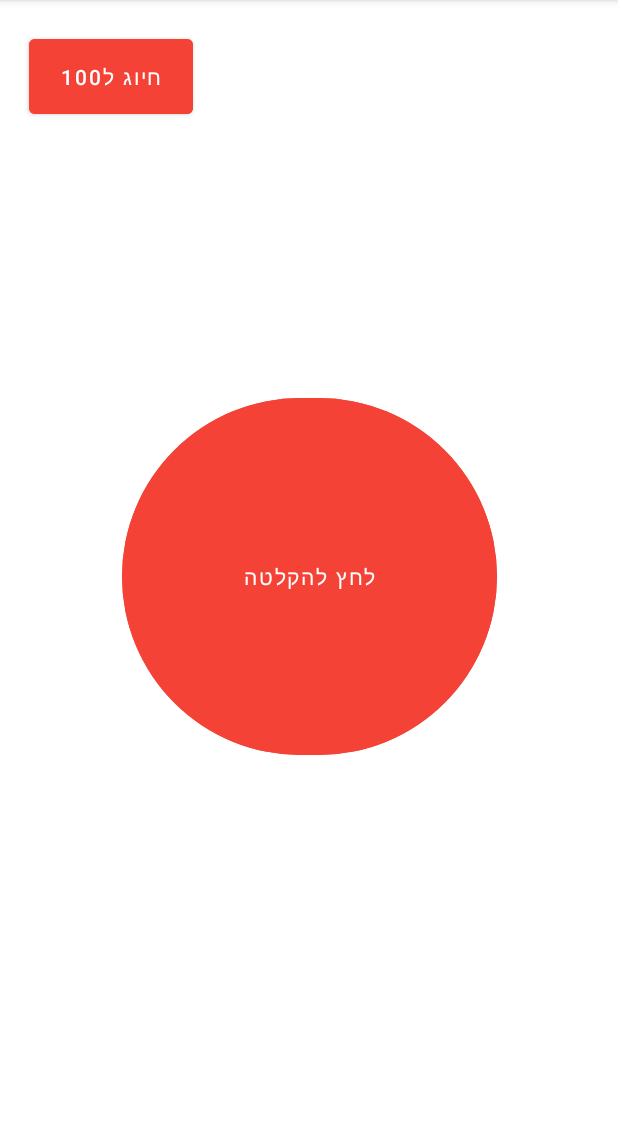
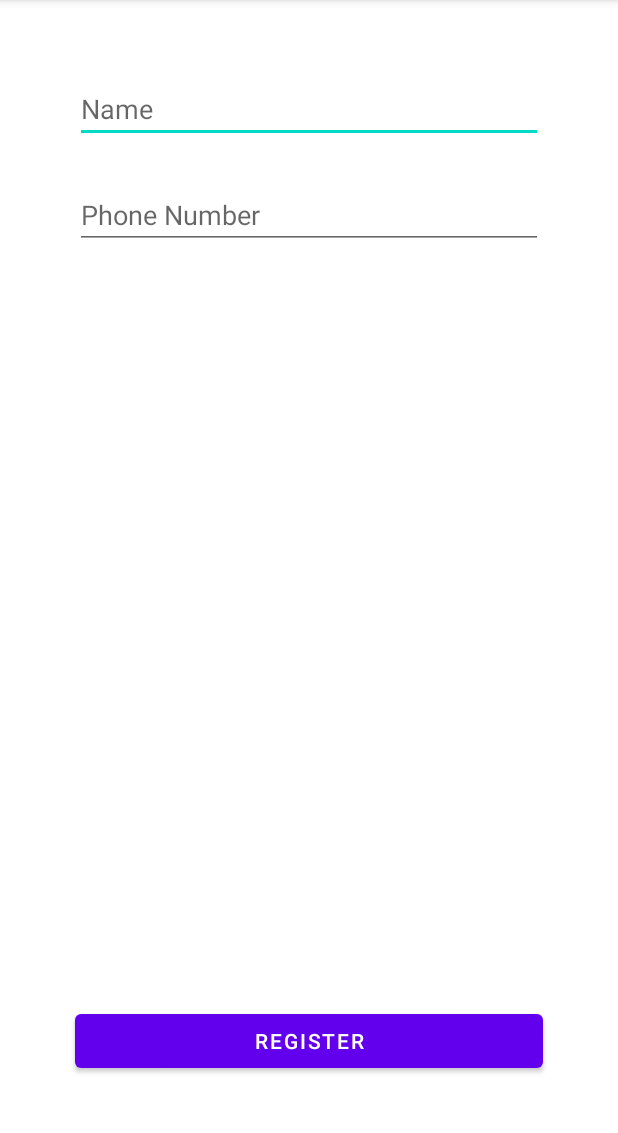
Before and after one commit to talfridmen/TheButton, an Android app: the screen it shows after launch (MainActivity before the commit, RegistrationActivity after it), on a phone screen of 412 x 824 dp, the part 84-1217 px from its top. Run offline under Robolectric (Android 15) with nearby library versions, the phone set to English and light mode, and no system bars; 1 statement that could not run was skipped.

Commit message:
Added registration and updates to the server whenever you move or get new token respectively

```diff
--- a/TheButtonAndroid/app/build.gradle
+++ b/TheButtonAndroid/app/build.gradle
@@ -39,6 +39,7 @@ dependencies {
     implementation 'androidx.appcompat:appcompat:1.4.0'
     implementation 'com.google.android.material:material:1.4.0'
     implementation 'androidx.constraintlayout:constraintlayout:2.1.2'
+    implementation 'com.google.firebase:firebase-messaging:23.0.4'
     implementation 'com.google.android.gms:play-services-maps:18.0.2'
     testImplementation 'junit:junit:4.+'
     androidTestImplementation 'androidx.test.ext:junit:1.1.3'
--- a/TheButtonAndroid/app/src/main/java/com/example/thebutton/HTTP.java
+++ b/TheButtonAndroid/app/src/main/java/com/example/thebutton/HTTP.java
@@ -15,7 +15,7 @@ public class HTTP {
     private static final MediaType JSON = MediaType.get("application/json; charset=utf-8");
     //TODO: add cookies support for userID
 
-    public static String post(String urlSuffix, String json) throws IOException {
+    public static JSONObject post(String urlSuffix, String json) throws IOException, JSONException {
         OkHttpClient okClient = new OkHttpClient();
         // TODO: if missing BuildConfig.SERVER_IP/PORT - write an indicative log message
 
@@ -25,7 +25,7 @@ public class HTTP {
                 .post(body)
                 .build();
         try (Response response = okClient.newCall(request).execute()) {
-            return response.body().string();
+            return new JSONObject(response.body().string());
         }
     }
 
--- a/TheButtonAndroid/app/src/main/java/com/example/thebutton/MainActivity.java
+++ b/TheButtonAndroid/app/src/main/java/com/example/thebutton/MainActivity.java
@@ -27,10 +27,14 @@ public class MainActivity extends AppCompatActivity {
     }
 
     private void validatePermissions() {
+        boolean requested = false;
         while (!(ContextCompat.checkSelfPermission(getApplicationContext(), Manifest.permission.CALL_PHONE) == PackageManager.PERMISSION_GRANTED &&
                 ContextCompat.checkSelfPermission(getApplicationContext(), Manifest.permission.RECORD_AUDIO) == PackageManager.PERMISSION_GRANTED &&
                 ContextCompat.checkSelfPermission(getApplicationContext(), Manifest.permission.ACCESS_FINE_LOCATION) == PackageManager.PERMISSION_GRANTED)) {
-            requestPermissions(new String[]{Manifest.permission.CALL_PHONE, Manifest.permission.RECORD_AUDIO, Manifest.permission.ACCESS_FINE_LOCATION, Manifest.permission.ACCESS_COARSE_LOCATION}, 1);
+            if (!requested) {
+                requestPermissions(new String[]{Manifest.permission.CALL_PHONE, Manifest.permission.RECORD_AUDIO, Manifest.permission.ACCESS_FINE_LOCATION, Manifest.permission.ACCESS_COARSE_LOCATION}, 1);
+                requested = true;
+            }
         }
     }
 
@@ -46,9 +50,13 @@ public class MainActivity extends AppCompatActivity {
         super.onCreate(savedInstanceState);
 
         validatePermissions();
+        Intent locationServiceIntent = new Intent(this, MyLocationService.class);
+        this.startService(locationServiceIntent);
 
-        Intent intent = new Intent(this, MyLocationService.class);
-        this.startService(intent);
+        if (!getSharedPreferences("_", MODE_PRIVATE).getBoolean("isRegistered", false)) {
+            Intent registrationIntent = new Intent(this, RegistrationActivity.class);
+            this.startActivity(registrationIntent);
+        }
 
         setContentView(R.layout.activity_main);
 
--- /dev/null
+++ b/TheButtonAndroid/app/src/main/res/layout/activity_registration.xml
@@ -0,0 +1,48 @@
+<?xml version="1.0" encoding="utf-8"?>
+<androidx.constraintlayout.widget.ConstraintLayout xmlns:android="http://schemas.android.com/apk/res/android"
+    xmlns:app="http://schemas.android.com/apk/res-auto"
+    xmlns:tools="http://schemas.android.com/tools"
+    android:layout_width="match_parent"
+    android:layout_height="match_parent"
+    tools:context=".RegistrationActivity">
+
+    <EditText
+        android:id="@+id/editTextName"
+        android:layout_width="0dp"
+        android:layout_height="wrap_content"
+        android:layout_marginStart="50dp"
+        android:layout_marginTop="50dp"
+        android:layout_marginEnd="50dp"
+        android:ems="10"
+        android:hint="Name"
+        android:inputType="textPersonName"
+        app:layout_constraintEnd_toEndOf="parent"
+        app:layout_constraintStart_toStartOf="parent"
+        app:layout_constraintTop_toTopOf="parent" />
+
+    <EditText
+        android:id="@+id/editTextPhone"
+        android:layout_width="0dp"
+        android:layout_height="wrap_content"
+        android:layout_marginStart="50dp"
+        android:layout_marginTop="25dp"
+        android:layout_marginEnd="50dp"
+        android:ems="10"
+        android:hint="Phone Number"
+        android:inputType="phone"
+        app:layout_constraintEnd_toEndOf="parent"
+        app:layout_constraintStart_toStartOf="parent"
+        app:layout_constraintTop_toBottomOf="@+id/editTextName" />
+
+    <Button
+        android:id="@+id/buttonRegister"
+        android:layout_width="0dp"
+        android:layout_height="wrap_content"
+        android:layout_marginStart="50dp"
+        android:layout_marginEnd="50dp"
+        android:layout_marginBottom="50dp"
+        android:text="Register"
+        app:layout_constraintBottom_toBottomOf="parent"
+        app:layout_constraintEnd_toEndOf="parent"
+        app:layout_constraintStart_toStartOf="parent" />
+</androidx.constraintlayout.widget.ConstraintLayout>
```
Also changed, not shown: TheButtonAndroid/app/src/main/AndroidManifest.xml (+12 -8 lines), TheButtonAndroid/app/src/main/java/com/example/thebutton/MyFirebaseMessagingService.java (+23 -6 lines), TheButtonAndroid/app/src/main/java/com/example/thebutton/MyLocationService/MyLocationService.java (+29 -0 lines), TheButtonAndroid/app/src/main/java/com/example/thebutton/RegistrationActivity.java (added, +78 -0 lines).
